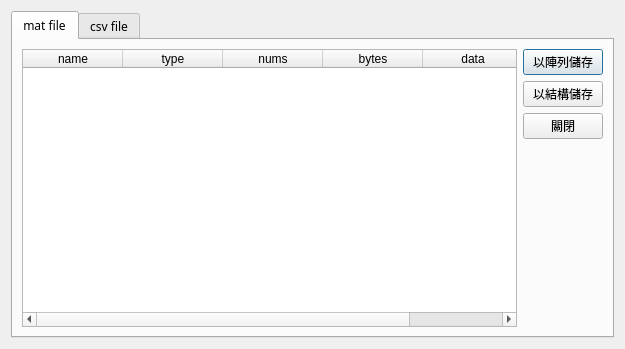
This is ui/hmi_save_dialog.ui in mickey9910326/ASA_HMI_Data_Agent as Qt 5 draws it before an edit. The edited form follows.
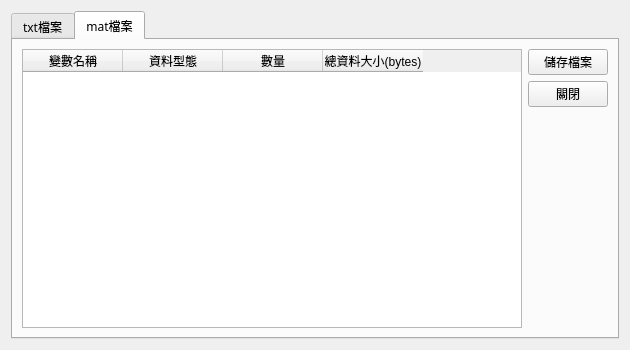
This is the edited form.

```diff
--- a/ui/hmi_save_dialog.ui
+++ b/ui/hmi_save_dialog.ui
@@ -6,8 +6,8 @@
    <rect>
     <x>0</x>
     <y>0</y>
-    <width>625</width>
-    <height>349</height>
+    <width>630</width>
+    <height>350</height>
    </rect>
   </property>
   <property name="font">
@@ -24,48 +24,56 @@
      <property name="currentIndex">
       <number>0</number>
      </property>
+     <widget class="QWidget" name="tab_txt">
+      <attribute name="title">
+       <string>txt檔案</string>
+      </attribute>
+      <layout class="QGridLayout" name="gridLayout">
+       <item row="0" column="0" rowspan="3">
+        <widget class="QTextEdit" name="textEdit_txt"/>
+       </item>
+       <item row="0" column="1">
+        <widget class="QPushButton" name="pushButton_txtSave">
+         <property name="text">
+          <string>儲存檔案</string>
+         </property>
+        </widget>
+       </item>
+       <item row="1" column="1">
+        <widget class="QPushButton" name="pushButton_txtClose">
+         <property name="text">
+          <string>關閉</string>
+         </property>
+        </widget>
+       </item>
+       <item row="2" column="1">
+        <spacer name="verticalSpacer_2">
+         <property name="orientation">
+          <enum>Qt::Vertical</enum>
+         </property>
+         <property name="sizeHint" stdset="0">
+          <size>
+           <width>20</width>
+           <height>220</height>
+          </size>
+         </property>
+        </spacer>
+       </item>
+      </layout>
+     </widget>
      <widget class="QWidget" name="tab_mat">
       <attribute name="title">
-       <string>mat file</string>
+       <string>mat檔案</string>
       </attribute>
       <layout class="QGridLayout" name="gridLayout_3">
        <item row="1" column="1">
         <widget class="QPushButton" name="pushButton_matSave">
          <property name="text">
-          <string>以陣列儲存</string>
+          <string>儲存檔案</string>
          </property>
         </widget>
        </item>
-       <item row="1" column="0" rowspan="5">
-        <widget class="QTableWidget" name="tableWidget_mat">
-         <column>
-          <property name="text">
-           <string>name</string>
-          </property>
-         </column>
-         <column>
-          <property name="text">
-           <string>type</string>
-          </property>
-         </column>
-         <column>
-          <property name="text">
-           <string>nums</string>
-          </property>
-         </column>
-         <column>
-          <property name="text">
-           <string>bytes</string>
-          </property>
-         </column>
-         <column>
-          <property name="text">
-           <string>data</string>
-          </property>
-         </column>
-        </widget>
-       </item>
-       <item row="5" column="1">
+       <item row="4" column="1">
         <spacer name="verticalSpacer">
          <property name="orientation">
           <enum>Qt::Vertical</enum>
@@ -78,48 +86,39 @@
          </property>
         </spacer>
        </item>
-       <item row="3" column="1">
+       <item row="2" column="1">
         <widget class="QPushButton" name="pushButton_matClose">
          <property name="text">
           <string>關閉</string>
          </property>
         </widget>
        </item>
-       <item row="2" column="1">
-        <widget class="QPushButton" name="pushButton">
-         <property name="text">
-          <string>以結構儲存</string>
-         </property>
+       <item row="1" column="0" rowspan="4">
+        <widget class="QTableWidget" name="tableWidget_mat">
+         <column>
+          <property name="text">
+           <string>變數名稱</string>
+          </property>
+         </column>
+         <column>
+          <property name="text">
+           <string>資料型態</string>
+          </property>
+         </column>
+         <column>
+          <property name="text">
+           <string>數量</string>
+          </property>
+         </column>
+         <column>
+          <property name="text">
+           <string>總資料大小(bytes)</string>
+          </property>
+         </column>
         </widget>
        </item>
       </layout>
      </widget>
-     <widget class="QWidget" name="tab_csv">
-      <attribute name="title">
-       <string>csv file</string>
-      </attribute>
-      <widget class="QLabel" name="label">
-       <property name="geometry">
-        <rect>
-         <x>9</x>
-         <y>9</y>
-         <width>591</width>
-         <height>301</height>
-        </rect>
-       </property>
-       <property name="font">
-        <font>
-         <pointsize>48</pointsize>
-        </font>
-       </property>
-       <property name="text">
-        <string>WIP</string>
-       </property>
-       <property name="alignment">
-        <set>Qt::AlignCenter</set>
-       </property>
-      </widget>
-     </widget>
     </widget>
    </item>
   </layout>
```
Left out of the diff: 3 changed lines with no effect on the pictures.
